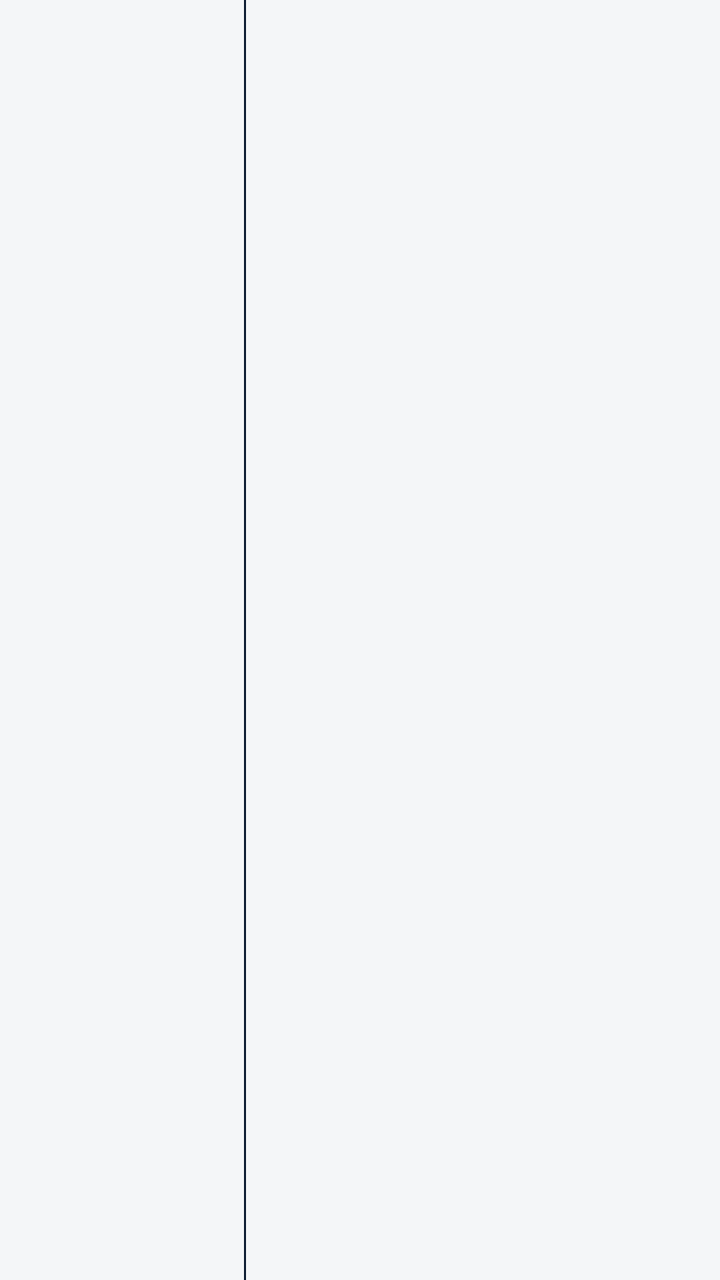
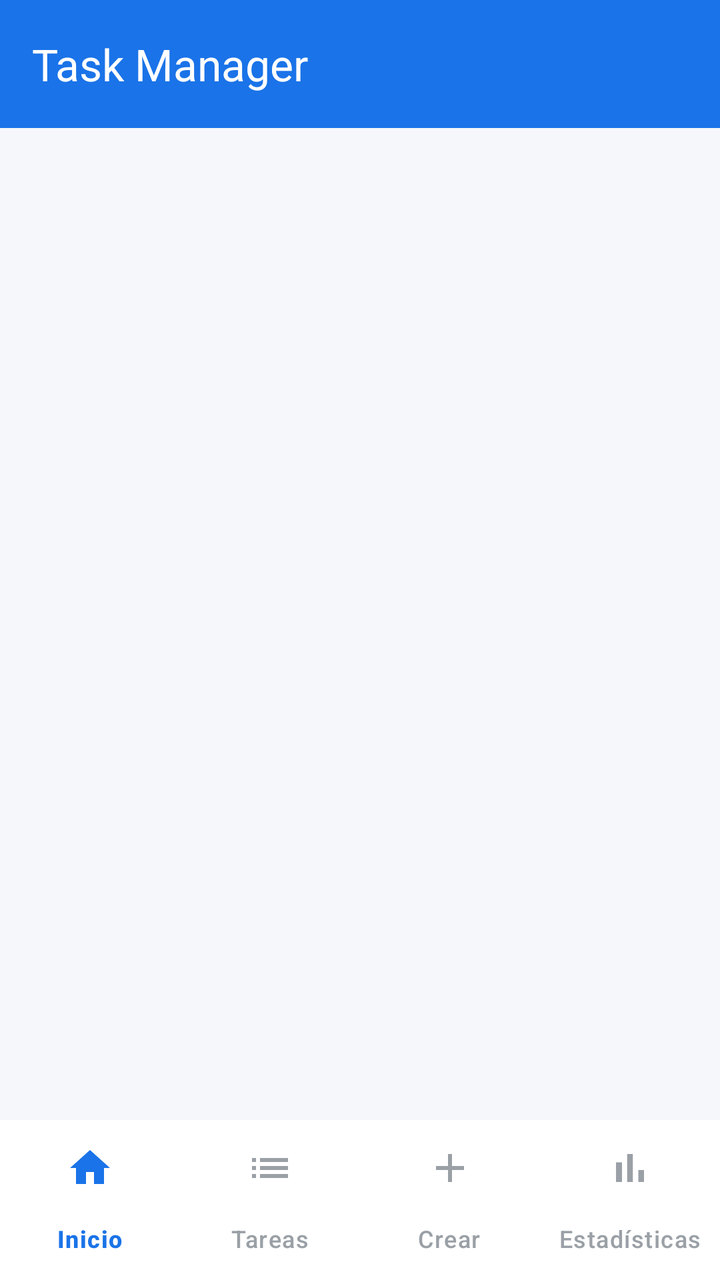

Two renders of the same Android screen: before a commit and after it. Below are the layout's source before the change and the commit's diff.
<!-- AndroidManifest.xml: application theme Theme.TaskManager -->
<!-- res/layout/activity_main.xml -->
<?xml version="1.0" encoding="utf-8"?>
<LinearLayout xmlns:android="http://schemas.android.com/apk/res/android"
    android:layout_width="match_parent"
    android:layout_height="match_parent"
    android:orientation="horizontal">

    <androidx.fragment.app.FragmentContainerView
        android:id="@+id/menu_container"
        android:layout_width="0dp"
        android:layout_height="match_parent"
        android:layout_weight="34" />

    <View
        android:layout_width="1dp"
        android:layout_height="match_parent"
        android:background="@color/navy_deep" />

    <androidx.fragment.app.FragmentContainerView
        android:id="@+id/content_container"
        android:layout_width="0dp"
        android:layout_height="match_parent"
        android:layout_weight="66" />

</LinearLayout>
<!-- resources referenced by this layout -->
<resources>
  <color name="navy_deep">#0A1B30</color>
  <style name="Theme.TaskManager" parent="Theme.Material3.Light.NoActionBar">
          <item name="colorPrimary">@color/navy</item>
          <item name="colorPrimaryDark">@color/navy_deep</item>
          <item name="colorSecondary">@color/accent</item>
          <item name="android:statusBarColor">@color/navy_deep</item>
          <item name="android:navigationBarColor">@color/background</item>
          <item name="android:windowBackground">@color/background</item>
          <item name="android:windowLightStatusBar">false</item>
      </style>
  <color name="navy">#0F2744</color>
  <color name="accent">#F6A623</color>
  <color name="background">#F4F6F8</color>
</resources>

<!-- the commit's change to res/layout/activity_main.xml (unified diff, before → after) -->
@@ -1,24 +1,34 @@
 <?xml version="1.0" encoding="utf-8"?>
 <LinearLayout xmlns:android="http://schemas.android.com/apk/res/android"
+    xmlns:app="http://schemas.android.com/apk/res-auto"
     android:layout_width="match_parent"
     android:layout_height="match_parent"
-    android:orientation="horizontal">
+    android:orientation="vertical">
 
-    <androidx.fragment.app.FragmentContainerView
-        android:id="@+id/menu_container"
-        android:layout_width="0dp"
-        android:layout_height="match_parent"
-        android:layout_weight="34" />
+    <com.google.android.material.appbar.MaterialToolbar
+        android:id="@+id/toolbar"
+        style="@style/Widget.TaskManager.Toolbar"
+        android:layout_width="match_parent"
+        android:layout_height="?attr/actionBarSize"
+        android:background="@color/primary"
+        app:title="@string/app_name"
+        app:titleTextColor="@android:color/white" />
 
-    <View
-        android:layout_width="1dp"
-        android:layout_height="match_parent"
-        android:background="@color/navy_deep" />
+    <FrameLayout
+        android:id="@+id/fragment_container"
+        android:layout_width="match_parent"
+        android:layout_height="0dp"
+        android:layout_weight="1"
+        android:background="@color/background" />
 
-    <androidx.fragment.app.FragmentContainerView
-        android:id="@+id/content_container"
-        android:layout_width="0dp"
-        android:layout_height="match_parent"
-        android:layout_weight="66" />
+    <com.google.android.material.bottomnavigation.BottomNavigationView
+        android:id="@+id/bottom_nav"
+        android:layout_width="match_parent"
+        android:layout_height="wrap_content"
+        android:background="@color/surface"
+        app:itemIconTint="@color/nav_color"
+        app:itemTextColor="@color/nav_color"
+        app:labelVisibilityMode="labeled"
+        app:menu="@menu/bottom_nav" />
 
 </LinearLayout>
<!-- resource entries referenced after the edit -->
@@ -1,17 +1,30 @@
 <!-- resources referenced by this layout -->
 <resources>
-  <color name="navy_deep">#0A1B30</color>
   <style name="Theme.TaskManager" parent="Theme.Material3.Light.NoActionBar">
-          <item name="colorPrimary">@color/navy</item>
-          <item name="colorPrimaryDark">@color/navy_deep</item>
-          <item name="colorSecondary">@color/accent</item>
-          <item name="android:statusBarColor">@color/navy_deep</item>
-          <item name="android:navigationBarColor">@color/background</item>
+          <item name="colorPrimary">@color/primary</item>
+          <item name="colorPrimaryDark">@color/primary_dark</item>
+          <item name="colorSecondary">@color/primary</item>
+          <item name="android:statusBarColor">@color/primary</item>
+          <item name="android:navigationBarColor">@color/surface</item>
           <item name="android:windowBackground">@color/background</item>
           <item name="android:windowLightStatusBar">false</item>
+          <item name="bottomNavigationStyle">@style/Widget.TaskManager.BottomNav</item>
       </style>
-  <color name="navy">#0F2744</color>
-  <color name="accent">#F6A623</color>
-  <color name="background">#F4F6F8</color>
+  <color name="primary_dark">#1557B0</color>
+  <style name="Widget.TaskManager.BottomNav" parent="Widget.Material3.BottomNavigationView">
+          <item name="backgroundTint">@color/surface</item>
+          <item name="itemIconTint">@color/nav_color</item>
+          <item name="itemTextColor">@color/nav_color</item>
+          <item name="elevation">8dp</item>
+      </style>
+  <color name="background">#F5F7FA</color>
+  <color name="primary">#1A73E8</color>
+  <color name="surface">#FFFFFF</color>
+  <string name="app_name">Task Manager</string>
+  <style name="Widget.TaskManager.Toolbar" parent="Widget.Material3.Toolbar">
+          <item name="android:background">@color/primary</item>
+          <item name="titleTextColor">@android:color/white</item>
+          <item name="navigationIconTint">@android:color/white</item>
+      </style>
 </resources>
 
